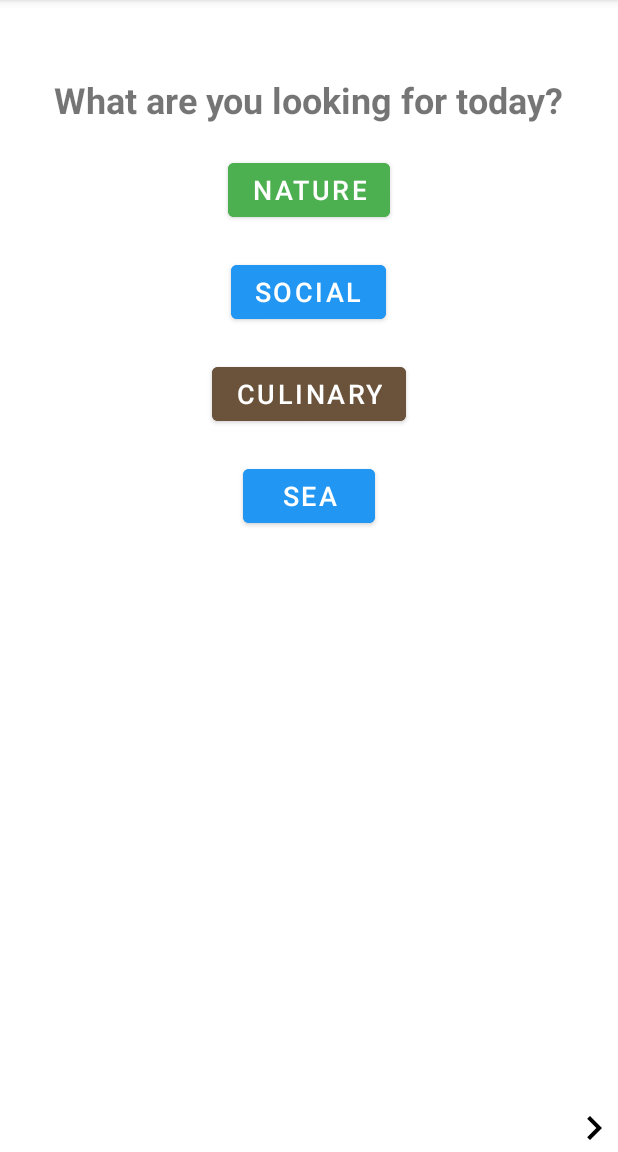
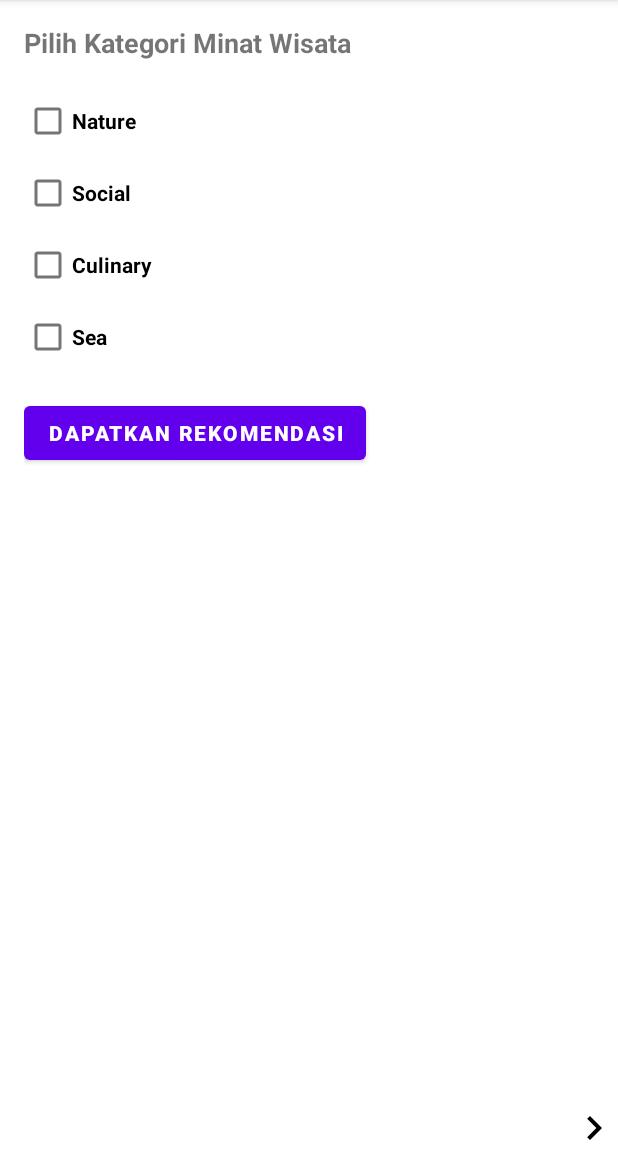
Before and after one commit to PenditWiguna/Capstone, an Android app: the SurveyPreferenceActivity screen opened directly, with no data from a screen before it, on a phone screen of 412 x 824 dp, the part 84-1236 px from its top. Run offline under Robolectric (Android 15) with nearby library versions, the phone set to English and light mode, and no system bars; network calls fail.

Commit message:
logic model, and preference

```diff
--- a/app/build.gradle.kts
+++ b/app/build.gradle.kts
@@ -36,7 +36,9 @@ android {
     buildFeatures {
         viewBinding = true
         buildConfig = true
+        mlModelBinding = true
     }
+
 }
 
 dependencies {
@@ -76,6 +78,7 @@ dependencies {
     implementation(libs.androidx.paging.common.android)
     implementation(libs.androidx.navigation.fragment)
     implementation(libs.androidx.navigation.ui.ktx)
+    implementation(libs.tensorflow.lite.metadata)
 
     androidTestImplementation(libs.androidx.junit)
     androidTestImplementation(libs.androidx.espresso.core)
@@ -84,4 +87,7 @@ dependencies {
     testImplementation(libs.kotlinx.coroutines.test)
     testImplementation(libs.mockito.core)
     testImplementation(libs.mockito.inline)
+
+    implementation (libs.tensorflow.lite)
+    implementation (libs.tensorflow.lite.support)
 }
--- a/app/src/main/java/com/ratan/maigen/view/adapter/DestinationAdapter.kt
+++ b/app/src/main/java/com/ratan/maigen/view/adapter/DestinationAdapter.kt
@@ -5,6 +5,7 @@ import android.view.ViewGroup
 import androidx.paging.PagingDataAdapter
 import androidx.recyclerview.widget.DiffUtil
 import androidx.recyclerview.widget.RecyclerView
+import com.bumptech.glide.Glide
 import com.ratan.maigen.data.response.ListDestinationItem
 import com.ratan.maigen.databinding.ItemDestinationBinding
 
@@ -24,10 +25,13 @@ class DestinationAdapter : PagingDataAdapter<ListDestinationItem, DestinationAda
 
     class DestinationViewHolder(private val binding: ItemDestinationBinding) : RecyclerView.ViewHolder(binding.root) {
         fun bind(destination: ListDestinationItem) {
+            binding.tvNamedestination.text = destination.name
+            binding.tvDesc.text = destination.description
+            Glide.with(binding.imgDestination.context)
+                .load(destination)
             // Bind the data here
         }
     }
-
     companion object {
         private val DIFF_CALLBACK = object : DiffUtil.ItemCallback<ListDestinationItem>() {
             override fun areItemsTheSame(oldItem: ListDestinationItem, newItem: ListDestinationItem): Boolean {
--- a/app/src/main/res/layout/activity_survey_preference.xml
+++ b/app/src/main/res/layout/activity_survey_preference.xml
@@ -8,69 +8,118 @@
     android:padding="16dp"
     tools:context=".view.activity.SurveyPreferenceActivity">
 
+    <LinearLayout
+        android:id="@+id/surveyLayout"
+        android:layout_width="match_parent"
+        android:layout_height="wrap_content"
+        android:orientation="vertical"
+        android:padding="16dp">
+
         <TextView
-        android:id="@+id/title_text"
             android:layout_width="wrap_content"
             android:layout_height="wrap_content"
-        android:layout_centerHorizontal="true"
-        android:layout_marginTop="50dp"
-        android:text="@string/looking_preference"
-        android:textSize="24sp"
             android:textStyle="bold"
-        android:fontFamily="sans-serif"
-        android:textAlignment="center" />
+            android:text="@string/pilih_kategori_minat_wisata"
+            android:textSize="18sp"
+            android:layout_marginBottom="16dp" />
+
+        <CheckBox
+            android:id="@+id/checkBoxNature"
+            android:textStyle="bold"
+            android:layout_width="wrap_content"
+            android:layout_height="wrap_content"
+            android:text="@string/nature" />
+
+        <CheckBox
+            android:id="@+id/checkBoxSocial"
+            android:textStyle="bold"
+            android:layout_width="wrap_content"
+            android:layout_height="wrap_content"
+            android:text="@string/social" />
+
+        <CheckBox
+            android:id="@+id/checkBoxCulinary"
+            android:textStyle="bold"
+            android:layout_width="wrap_content"
+            android:layout_height="wrap_content"
+            android:text="@string/culinary" />
+
+        <CheckBox
+            android:id="@+id/checkBoxSea"
+            android:textStyle="bold"
+            android:layout_width="wrap_content"
+            android:layout_height="wrap_content"
+            android:text="@string/sea" />
 
         <Button
-        android:id="@+id/nature_button"
+            android:id="@+id/buttonSubmit"
+            android:textStyle="bold"
             android:layout_width="wrap_content"
             android:layout_height="wrap_content"
-        android:layout_below="@id/title_text"
-        android:layout_centerHorizontal="true"
-        android:layout_marginTop="20dp"
-        android:drawableStart="@drawable/ic_leaf"
-        android:text="Nature"
+            android:layout_marginTop="16dp"
+            android:text="@string/dapatkan_rekomendasi" />
+    </LinearLayout>
+
+    <!-- Hasil Rekomendasi -->
+    <TextView
+        android:id="@+id/textViewResult"
+        android:layout_width="match_parent"
+        android:layout_height="wrap_content"
+        android:layout_marginTop="32dp"
         android:textSize="18sp"
-        android:backgroundTint="@color/green"
-        android:layout_marginBottom="10dp" />
+        android:visibility="gone" />
 
-    <Button
-        android:id="@+id/social_button"
-        android:layout_width="wrap_content"
-        android:layout_height="wrap_content"
-        android:layout_below="@id/nature_button"
-        android:layout_centerHorizontal="true"
-        android:layout_marginTop="10dp"
-        android:drawableStart="@drawable/ic_social"
-        android:text="Social"
-        android:textSize="18sp"
-        android:backgroundTint="@color/blue"
-        android:layout_marginBottom="10dp" />
+<!--    <TextView-->
+<!--        android:id="@+id/title_text"-->
+<!--        android:layout_width="wrap_content"-->
+<!--        android:layout_height="wrap_content"-->
+<!--        android:layout_centerHorizontal="true"-->
+<!--        android:layout_marginTop="50dp"-->
+<!--        android:text="@string/looking_preference"-->
+<!--        android:textSize="24sp"-->
+<!--        android:textStyle="bold"-->
+<!--        android:fontFamily="sans-serif"-->
+<!--        android:textAlignment="center" />-->
 
-    <Button
-        android:id="@+id/culinary_button"
-        android:layout_width="wrap_content"
-        android:layout_height="wrap_content"
-        android:layout_below="@id/social_button"
-        android:layout_centerHorizontal="true"
-        android:layout_marginTop="10dp"
-        android:drawableStart="@drawable/ic_culinary"
-        android:text="Culinary"
-        android:textSize="18sp"
-        android:backgroundTint="@color/brown"
-        android:layout_marginBottom="10dp" />
+<!--    <Button-->
+<!--        android:id="@+id/nature_button"-->
+<!--        android:layout_width="wrap_content"-->
+<!--        android:layout_height="wrap_content"-->
+<!--        android:layout_below="@id/title_text"-->
+<!--        android:layout_centerHorizontal="true"-->
+<!--        android:layout_marginTop="20dp"-->
+<!--        android:drawableStart="@drawable/ic_leaf"-->
+<!--        android:text="Nature"-->
+<!--        android:textSize="18sp"-->
+<!--        android:backgroundTint="@color/green"-->
+<!--        android:layout_marginBottom="10dp" />-->
 
-    <Button
-        android:id="@+id/sea_button"
-        android:layout_width="wrap_content"
-        android:layout_height="wrap_content"
-        android:layout_below="@id/culinary_button"
-        android:layout_centerHorizontal="true"
-        android:layout_marginTop="10dp"
-        android:drawableStart="@drawable/ic_sea"
-        android:text="Sea"
-        android:textSize="18sp"
-        android:backgroundTint="@color/blue"
-        android:layout_marginBottom="20dp" />
+<!--    <Button-->
+<!--        android:id="@+id/social_button"-->
+<!--        android:layout_width="wrap_content"-->
+<!--        android:layout_height="wrap_content"-->
+<!--        android:layout_below="@id/nature_button"-->
+<!--        android:layout_centerHorizontal="true"-->
+<!--        android:layout_marginTop="10dp"-->
+<!--        android:drawableStart="@drawable/ic_social"-->
+<!--        android:text="Social"-->
+<!--        android:textSize="18sp"-->
+<!--        android:backgroundTint="@color/blue"-->
+<!--        android:layout_marginBottom="10dp" />-->
+
+<!--    <Button-->
+<!--        android:id="@+id/culinary_button"-->
+<!--        android:layout_width="wrap_content"-->
+<!--        android:layout_height="wrap_content"-->
+<!--        android:layout_below="@id/social_button"-->
+<!--        android:layout_centerHorizontal="true"-->
+<!--        android:layout_marginTop="10dp"-->
+<!--        android:drawableStart="@drawable/ic_culinary"-->
+<!--        android:text="Culinary"-->
+<!--        android:textSize="18sp"-->
+<!--        android:backgroundTint="@color/brown"-->
+<!--        android:layout_marginBottom="10dp" />-->
+
 
     <ImageButton
         android:id="@+id/next_button"
--- a/app/src/main/res/values/strings.xml
+++ b/app/src/main/res/values/strings.xml
@@ -22,4 +22,10 @@
     <string name="Recommendation">Recommendation</string>
     <string name="TopViews">Top views</string>
     <string name="logout">logout</string>
+    <string name="pilih_kategori_minat_wisata">Pilih Kategori Minat Wisata</string>
+    <string name="nature">Nature</string>
+    <string name="social">Social</string>
+    <string name="culinary">Culinary</string>
+    <string name="sea">Sea</string>
+    <string name="dapatkan_rekomendasi">Dapatkan Rekomendasi</string>
 </resources>
--- a/gradle/libs.versions.toml
+++ b/gradle/libs.versions.toml
@@ -31,6 +31,9 @@ playServicesMaps = "18.2.0"
 retrofit = "2.9.0"
 pagingCommonAndroid = "3.3.0"
 navigationFragment = "2.7.7"
+tensorflowLite = "2.4.0"
+tensorflowLiteSupport = "0.1.0"
+tensorflowLiteMetadata = "0.1.0"
 
 [libraries]
 androidx-activity-ktx = { module = "androidx.activity:activity-ktx", version.ref = "activityKtx" }
@@ -71,6 +74,9 @@ play-services-maps = { module = "com.google.android.gms:play-services-maps", ver
 retrofit = { module = "com.squareup.retrofit2:retrofit", version.ref = "retrofit" }
 androidx-paging-common-android = { group = "androidx.paging", name = "paging-common-android", version.ref = "pagingCommonAndroid" }
 androidx-navigation-fragment = { group = "androidx.navigation", name = "navigation-fragment", version.ref = "navigationFragment" }
+tensorflow-lite = { module = "org.tensorflow:tensorflow-lite", version.ref = "tensorflowLite" }
+tensorflow-lite-support = { module = "org.tensorflow:tensorflow-lite-support", version.ref = "tensorflowLiteSupport" }
+tensorflow-lite-metadata = { group = "org.tensorflow", name = "tensorflow-lite-metadata", version.ref = "tensorflowLiteMetadata" }
 
 [plugins]
 androidApplication = { id = "com.android.application", version.ref = "agp" }
```
Also changed, not shown: app/src/main/java/com/ratan/maigen/data/helper/TFliteModelHelper.kt (added, +40 -0 lines), app/src/main/java/com/ratan/maigen/view/activity/MainActivity.kt (+52 -0 lines). Lines whose indentation alone changed are shown as unchanged.
